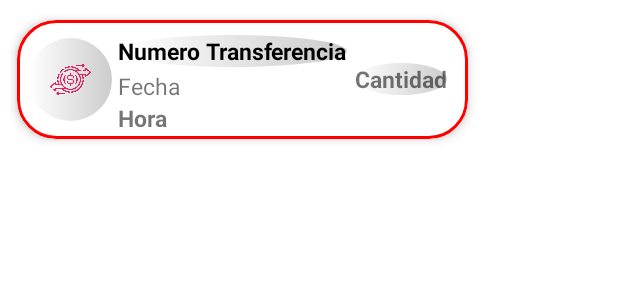
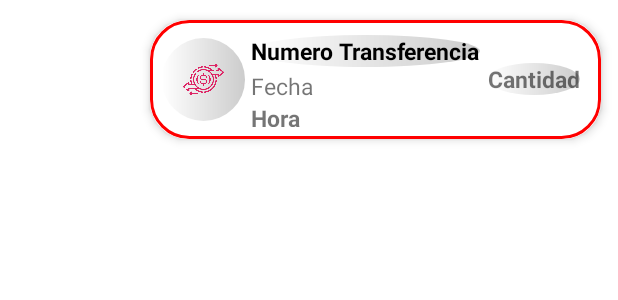
Before and after one commit to Stev7-n/MoviiApk, an Android app: the layout etiqueta.xml on its own in the app's theme, with its tools: preview values and no code run, on a phone screen of 412 x 824 dp. Shown: the top 300 px of the screen. Run offline under Robolectric (Android 15) with nearby library versions, the phone set to English and light mode, and no system bars.

```diff
--- a/app/src/main/res/layout/etiqueta.xml
+++ b/app/src/main/res/layout/etiqueta.xml
@@ -1,37 +1,50 @@
 <?xml version="1.0" encoding="utf-8"?>
-<androidx.cardview.widget.CardView xmlns:android="http://schemas.android.com/apk/res/android"
+<androidx.constraintlayout.widget.ConstraintLayout
+    xmlns:android="http://schemas.android.com/apk/res/android"
     xmlns:app="http://schemas.android.com/apk/res-auto"
+    xmlns:tools="http://schemas.android.com/tools"
+    android:layout_width="match_parent"
+    android:layout_height="match_parent"
+    app:cardUseCompatPadding="true">
+<androidx.cardview.widget.CardView
     android:id="@+id/cv"
     android:layout_width="323dp"
     android:layout_height="106dp"
     android:animateLayoutChanges="true"
     app:cardCornerRadius="25dp"
     app:cardElevation="4dp"
-    app:cardUseCompatPadding="true">
+    android:layout_gravity="end"
+    app:layout_constraintStart_toStartOf="parent"
+    app:layout_constraintEnd_toEndOf="parent"
+    app:layout_constraintHorizontal_bias="1"
+    app:cardUseCompatPadding="true"
+    tools:ignore="MissingConstraints">
     <LinearLayout
         android:layout_width="match_parent"
         android:layout_height="wrap_content"
         android:animateLayoutChanges="true"
-        android:orientation="vertical">
+        android:orientation="vertical"
+        android:layout_gravity="end">
         <RelativeLayout
             android:layout_width="match_parent"
             android:layout_height="wrap_content"
             android:orientation="horizontal"
             android:padding="8dp"
             android:background="@drawable/borderojo">
+
             <ImageView
                 android:id="@+id/iconImageView"
                 android:layout_width="55dp"
                 android:layout_height="55dp"
                 android:layout_alignParentStart="true"
+                android:layout_alignParentLeft="true"
                 android:layout_centerVertical="true"
                 android:layout_gravity="center"
+                android:background="@drawable/bordesrosa"
                 android:paddingLeft="14dp"
-                app:tint="#DD2565"
-                android:background="@drawable/bordesrosa"
                 android:paddingRight="14dp"
                 app:srcCompat="@drawable/enviar"
-                android:layout_alignParentLeft="true"/>
+                app:tint="#DD2565" />
             <LinearLayout
                 android:id="@+id/LinearLayout"
                 android:layout_width="wrap_content"
@@ -81,9 +94,11 @@
                 android:textSize="15sp"
                 android:textStyle="bold"
                 android:layout_alignParentRight="true"
-                android:layout_alignParentEnd="true"/>
+                android:layout_alignParentEnd="true"
+                android:gravity="end" />
 
 
         </RelativeLayout>
     </LinearLayout>
 </androidx.cardview.widget.CardView>
+</androidx.constraintlayout.widget.ConstraintLayout>
```
Also changed, not shown: app/src/main/java/com/example/moviiapk/ListAdapter.java (+41 -18 lines), app/src/main/res/layout/etiqueta2.xml (+4 -3 lines).
